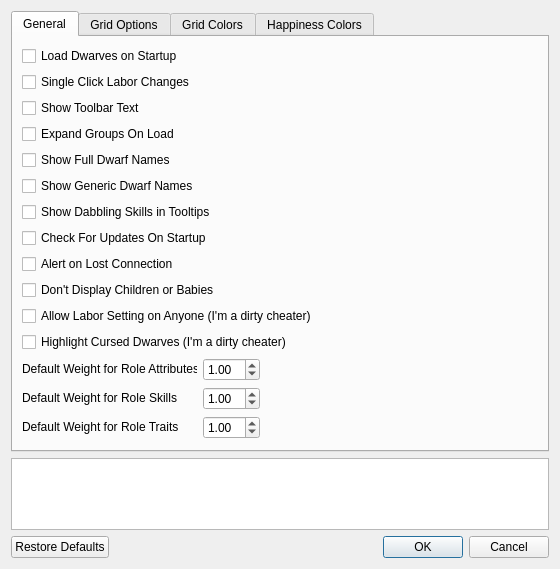
Before: the Qt Designer form ui/optionsmenu.ui in Dwarf-Therapist/Dwarf-Therapist, drawn with Qt 5.
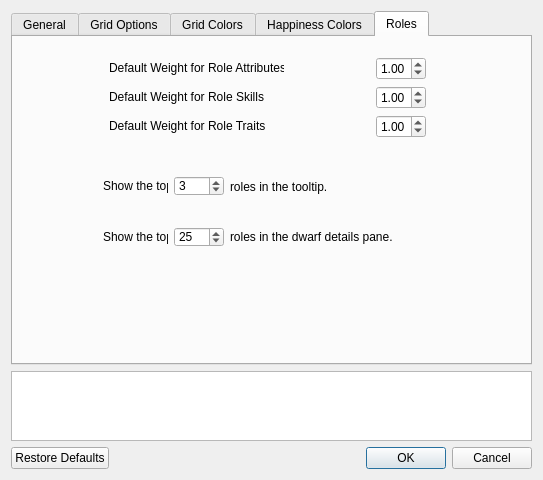
After: the same form once the commit is applied. The open tabs and pages were chosen to show the change. Icons and pictures are not drawn.

Commit message: prior to code cleanup, lots of commented out code for role calculations which will be removed etc. this is just to keep a copy of it in the repository to use again later if needed

Diff of the .ui file:
```diff
--- a/ui/optionsmenu.ui
+++ b/ui/optionsmenu.ui
@@ -9,8 +9,8 @@
    <rect>
     <x>0</x>
     <y>0</y>
-    <width>560</width>
-    <height>569</height>
+    <width>543</width>
+    <height>455</height>
    </rect>
   </property>
   <property name="windowTitle">
@@ -218,175 +218,6 @@
          </property>
         </widget>
        </item>
-       <item>
-        <layout class="QVBoxLayout" name="verticalLayout_3">
-         <item>
-          <layout class="QHBoxLayout" name="horizontalLayout_6">
-           <item>
-            <widget class="QLabel" name="lbl_attributes">
-             <property name="sizePolicy">
-              <sizepolicy hsizetype="Preferred" vsizetype="Preferred">
-               <horstretch>0</horstretch>
-               <verstretch>0</verstretch>
-              </sizepolicy>
-             </property>
-             <property name="minimumSize">
-              <size>
-               <width>175</width>
-               <height>20</height>
-              </size>
-             </property>
-             <property name="maximumSize">
-              <size>
-               <width>175</width>
-               <height>20</height>
-              </size>
-             </property>
-             <property name="text">
-              <string>Default Weight for Role Attributes</string>
-             </property>
-            </widget>
-           </item>
-           <item>
-            <widget class="QDoubleSpinBox" name="dsb_attribute_weight">
-             <property name="statusTip">
-              <string>This is the default role attribute weight. Attribute weights can be overridden in the Dwarf Therapist.ini.</string>
-             </property>
-             <property name="singleStep">
-              <double>0.250000000000000</double>
-             </property>
-             <property name="value">
-              <double>1.000000000000000</double>
-             </property>
-            </widget>
-           </item>
-           <item>
-            <spacer name="spacer_attribute">
-             <property name="orientation">
-              <enum>Qt::Horizontal</enum>
-             </property>
-             <property name="sizeHint" stdset="0">
-              <size>
-               <width>40</width>
-               <height>20</height>
-              </size>
-             </property>
-            </spacer>
-           </item>
-          </layout>
-         </item>
-         <item>
-          <layout class="QHBoxLayout" name="horizontalLayout_8">
-           <item>
-            <widget class="QLabel" name="lbl_skills">
-             <property name="sizePolicy">
-              <sizepolicy hsizetype="Minimum" vsizetype="Fixed">
-               <horstretch>0</horstretch>
-               <verstretch>0</verstretch>
-              </sizepolicy>
-             </property>
-             <property name="minimumSize">
-              <size>
-               <width>175</width>
-               <height>20</height>
-              </size>
-             </property>
-             <property name="maximumSize">
-              <size>
-               <width>175</width>
-               <height>20</height>
-              </size>
-             </property>
-             <property name="text">
-              <string>Default Weight for Role Skills</string>
-             </property>
-            </widget>
-           </item>
-           <item>
-            <widget class="QDoubleSpinBox" name="dsb_skill_weight">
-             <property name="statusTip">
-              <string>This is the default role skill weight. Skill weights can be overridden in the Dwarf Therapist.ini.</string>
-             </property>
-             <property name="singleStep">
-              <double>0.250000000000000</double>
-             </property>
-             <property name="value">
-              <double>1.000000000000000</double>
-             </property>
-            </widget>
-           </item>
-           <item>
-            <spacer name="spacer_skills">
-             <property name="orientation">
-              <enum>Qt::Horizontal</enum>
-             </property>
-             <property name="sizeHint" stdset="0">
-              <size>
-               <width>400</width>
-               <height>20</height>
-              </size>
-             </property>
-            </spacer>
-           </item>
-          </layout>
-         </item>
-         <item>
-          <layout class="QHBoxLayout" name="horizontalLayout_9">
-           <item>
-            <widget class="QLabel" name="lbl_traits">
-             <property name="sizePolicy">
-              <sizepolicy hsizetype="Preferred" vsizetype="Fixed">
-               <horstretch>0</horstretch>
-               <verstretch>0</verstretch>
-              </sizepolicy>
-             </property>
-             <property name="minimumSize">
-              <size>
-               <width>175</width>
-               <height>20</height>
-              </size>
-             </property>
-             <property name="maximumSize">
-              <size>
-               <width>175</width>
-               <height>20</height>
-              </size>
-             </property>
-             <property name="text">
-              <string>Default Weight for Role Traits</string>
-             </property>
-            </widget>
-           </item>
-           <item>
-            <widget class="QDoubleSpinBox" name="dsb_trait_weight">
-             <property name="statusTip">
-              <string>This is the default role trait weight. Trait weights can be overridden in the Dwarf Therapist.ini.</string>
-             </property>
-             <property name="singleStep">
-              <double>0.250000000000000</double>
-             </property>
-             <property name="value">
-              <double>1.000000000000000</double>
-             </property>
-            </widget>
-           </item>
-           <item>
-            <spacer name="spacer_traits">
-             <property name="orientation">
-              <enum>Qt::Horizontal</enum>
-             </property>
-             <property name="sizeHint" stdset="0">
-              <size>
-               <width>40</width>
-               <height>20</height>
-              </size>
-             </property>
-            </spacer>
-           </item>
-          </layout>
-         </item>
-        </layout>
-       </item>
       </layout>
      </widget>
      <widget class="QWidget" name="tab_grid_options">
@@ -685,6 +516,326 @@
        <string>Happiness Colors</string>
       </attribute>
      </widget>
+     <widget class="QWidget" name="tab_roles">
+      <attribute name="icon">
+       <iconset resource="../images.qrc">
+        <normaloff>:/img/table.png</normaloff>:/img/table.png</iconset>
+      </attribute>
+      <attribute name="title">
+       <string>Roles</string>
+      </attribute>
+      <widget class="QWidget" name="layoutWidget">
+       <property name="geometry">
+        <rect>
+         <x>10</x>
+         <y>20</y>
+         <width>491</width>
+         <height>202</height>
+        </rect>
+       </property>
+       <layout class="QVBoxLayout" name="verticalLayout_3">
+        <item>
+         <layout class="QHBoxLayout" name="horizontalLayout_6">
+          <item>
+           <widget class="QLabel" name="lbl_attributes">
+            <property name="sizePolicy">
+             <sizepolicy hsizetype="Preferred" vsizetype="Preferred">
+              <horstretch>0</horstretch>
+              <verstretch>0</verstretch>
+             </sizepolicy>
+            </property>
+            <property name="minimumSize">
+             <size>
+              <width>175</width>
+              <height>20</height>
+             </size>
+            </property>
+            <property name="maximumSize">
+             <size>
+              <width>175</width>
+              <height>20</height>
+             </size>
+            </property>
+            <property name="text">
+             <string>Default Weight for Role Attributes</string>
+            </property>
+           </widget>
+          </item>
+          <item>
+           <widget class="QDoubleSpinBox" name="dsb_attribute_weight">
+            <property name="minimumSize">
+             <size>
+              <width>20</width>
+              <height>0</height>
+             </size>
+            </property>
+            <property name="maximumSize">
+             <size>
+              <width>50</width>
+              <height>16777215</height>
+             </size>
+            </property>
+            <property name="statusTip">
+             <string>This is the default role attribute weight. Attribute weights can be overridden in the Dwarf Therapist.ini.</string>
+            </property>
+            <property name="singleStep">
+             <double>0.250000000000000</double>
+            </property>
+            <property name="value">
+             <double>1.000000000000000</double>
+            </property>
+           </widget>
+          </item>
+         </layout>
+        </item>
+        <item>
+         <layout class="QHBoxLayout" name="horizontalLayout_8">
+          <item>
+           <widget class="QLabel" name="lbl_skills">
+            <property name="sizePolicy">
+             <sizepolicy hsizetype="Minimum" vsizetype="Fixed">
+              <horstretch>0</horstretch>
+              <verstretch>0</verstretch>
+             </sizepolicy>
+            </property>
+            <property name="minimumSize">
+             <size>
+              <width>175</width>
+              <height>20</height>
+             </size>
+            </property>
+            <property name="maximumSize">
+             <size>
+              <width>175</width>
+              <height>20</height>
+             </size>
+            </property>
+            <property name="text">
+             <string>Default Weight for Role Skills</string>
+            </property>
+           </widget>
+          </item>
+          <item>
+           <widget class="QDoubleSpinBox" name="dsb_skill_weight">
+            <property name="maximumSize">
+             <size>
+              <width>50</width>
+              <height>16777215</height>
+             </size>
+            </property>
+            <property name="statusTip">
+             <string>This is the default role skill weight. Skill weights can be overridden in the Dwarf Therapist.ini.</string>
+            </property>
+            <property name="singleStep">
+             <double>0.250000000000000</double>
+            </property>
+            <property name="value">
+             <double>1.000000000000000</double>
+            </property>
+           </widget>
+          </item>
+         </layout>
+        </item>
+        <item>
+         <layout class="QHBoxLayout" name="horizontalLayout_9">
+          <item>
+           <widget class="QLabel" name="lbl_traits">
+            <property name="sizePolicy">
+             <sizepolicy hsizetype="Preferred" vsizetype="Fixed">
+              <horstretch>0</horstretch>
+              <verstretch>0</verstretch>
+             </sizepolicy>
+            </property>
+            <property name="minimumSize">
+             <size>
+              <width>175</width>
+              <height>20</height>
+             </size>
+            </property>
+            <property name="maximumSize">
+             <size>
+              <width>175</width>
+              <height>20</height>
+             </size>
+            </property>
+            <property name="text">
+             <string>Default Weight for Role Traits</string>
+            </property>
+           </widget>
+          </item>
+          <item>
+           <widget class="QDoubleSpinBox" name="dsb_trait_weight">
+            <property name="maximumSize">
+             <size>
+              <width>50</width>
+              <height>16777215</height>
+             </size>
+            </property>
+            <property name="statusTip">
+             <string>This is the default role trait weight. Trait weights can be overridden in the Dwarf Therapist.ini.</string>
+            </property>
+            <property name="singleStep">
+             <double>0.250000000000000</double>
+            </property>
+            <property name="value">
+             <double>1.000000000000000</double>
+            </property>
+           </widget>
+          </item>
+         </layout>
+        </item>
+        <item>
+         <spacer name="verticalSpacer">
+          <property name="orientation">
+           <enum>Qt::Vertical</enum>
+          </property>
+          <property name="sizeType">
+           <enum>QSizePolicy::Fixed</enum>
+          </property>
+          <property name="sizeHint" stdset="0">
+           <size>
+            <width>20</width>
+            <height>20</height>
+           </size>
+          </property>
+         </spacer>
+        </item>
+        <item>
+         <layout class="QHBoxLayout" name="horizontalLayout_10">
+          <item>
+           <spacer name="spacer_attribute">
+            <property name="orientation">
+             <enum>Qt::Horizontal</enum>
+            </property>
+            <property name="sizeType">
+             <enum>QSizePolicy::Fixed</enum>
+            </property>
+            <property name="sizeHint" stdset="0">
+             <size>
+              <width>80</width>
+              <height>20</height>
+             </size>
+            </property>
+           </spacer>
+          </item>
+          <item>
+           <widget class="QLabel" name="label_5">
+            <property name="maximumSize">
+             <size>
+              <width>65</width>
+              <height>20</height>
+             </size>
+            </property>
+            <property name="text">
+             <string>Show the top</string>
+            </property>
+           </widget>
+          </item>
+          <item>
+           <widget class="QSpinBox" name="sb_roles_tooltip">
+            <property name="maximumSize">
+             <size>
+              <width>50</width>
+              <height>20</height>
+             </size>
+            </property>
+            <property name="minimum">
+             <number>1</number>
+            </property>
+            <property name="maximum">
+             <number>10</number>
+            </property>
+            <property name="value">
+             <number>3</number>
+            </property>
+           </widget>
+          </item>
+          <item>
+           <widget class="QLabel" name="lbl_tooltip_roles">
+            <property name="maximumSize">
+             <size>
+              <width>16777215</width>
+              <height>16777215</height>
+             </size>
+            </property>
+            <property name="text">
+             <string>roles in the tooltip.</string>
+            </property>
+           </widget>
+          </item>
+         </layout>
+        </item>
+        <item>
+         <layout class="QHBoxLayout" name="horizontalLayout_11">
+          <item>
+           <spacer name="spacer_attribute_2">
+            <property name="orientation">
+             <enum>Qt::Horizontal</enum>
+            </property>
+            <property name="sizeType">
+             <enum>QSizePolicy::Fixed</enum>
+            </property>
+            <property name="sizeHint" stdset="0">
+             <size>
+              <width>80</width>
+              <height>20</height>
+             </size>
+            </property>
+           </spacer>
+          </item>
+          <item>
+           <widget class="QLabel" name="label_7">
+            <property name="maximumSize">
+             <size>
+              <width>65</width>
+              <height>20</height>
+             </size>
+            </property>
+            <property name="text">
+             <string>Show the top</string>
+            </property>
+           </widget>
+          </item>
+          <item>
+           <widget class="QSpinBox" name="sb_roles_pane">
+            <property name="maximumSize">
+             <size>
+              <width>50</width>
+              <height>20</height>
+             </size>
+            </property>
+            <property name="minimum">
+             <number>1</number>
+            </property>
+            <property name="maximum">
+             <number>99</number>
+            </property>
+            <property name="singleStep">
+             <number>1</number>
+            </property>
+            <property name="value">
+             <number>25</number>
+            </property>
+           </widget>
+          </item>
+          <item>
+           <widget class="QLabel" name="lbl_pane_roles">
+            <property name="maximumSize">
+             <size>
+              <width>16777215</width>
+              <height>16777215</height>
+             </size>
+            </property>
+            <property name="text">
+             <string>roles in the dwarf details pane.</string>
+            </property>
+           </widget>
+          </item>
+         </layout>
+        </item>
+       </layout>
+      </widget>
+     </widget>
     </widget>
    </item>
    <item>
```
The commit also changes 58 other files.
